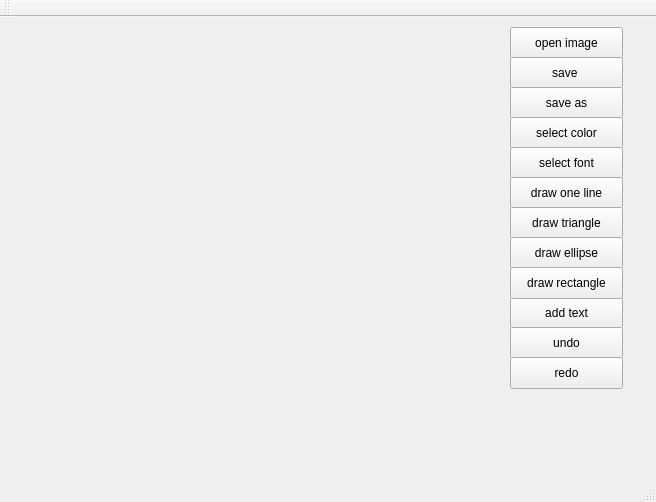
This is mainwindow.ui in LuxxxLucy/emopic03 as Qt 5 draws it before an edit. The edited form follows.
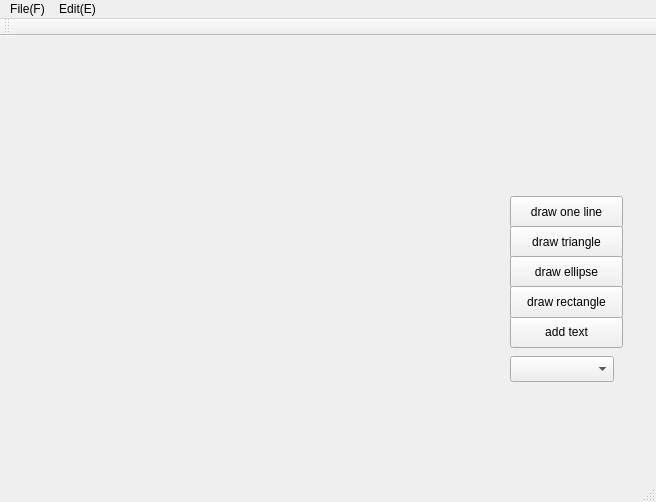
This is the edited form.

```diff
--- a/mainwindow.ui
+++ b/mainwindow.ui
@@ -17,71 +17,6 @@
    <string>MainWindow</string>
   </property>
   <widget class="QWidget" name="centralWidget">
-   <widget class="QPushButton" name="open_image_dialog">
-    <property name="geometry">
-     <rect>
-      <x>510</x>
-      <y>10</y>
-      <width>113</width>
-      <height>32</height>
-     </rect>
-    </property>
-    <property name="text">
-     <string>open image</string>
-    </property>
-   </widget>
-   <widget class="QPushButton" name="save">
-    <property name="geometry">
-     <rect>
-      <x>510</x>
-      <y>40</y>
-      <width>113</width>
-      <height>32</height>
-     </rect>
-    </property>
-    <property name="text">
-     <string>save </string>
-    </property>
-   </widget>
-   <widget class="QPushButton" name="save_a_new">
-    <property name="geometry">
-     <rect>
-      <x>510</x>
-      <y>70</y>
-      <width>113</width>
-      <height>32</height>
-     </rect>
-    </property>
-    <property name="text">
-     <string>save as</string>
-    </property>
-   </widget>
-   <widget class="QPushButton" name="color_select">
-    <property name="geometry">
-     <rect>
-      <x>510</x>
-      <y>100</y>
-      <width>113</width>
-      <height>32</height>
-     </rect>
-    </property>
-    <property name="text">
-     <string>select color</string>
-    </property>
-   </widget>
-   <widget class="QPushButton" name="font_select">
-    <property name="geometry">
-     <rect>
-      <x>510</x>
-      <y>130</y>
-      <width>113</width>
-      <height>32</height>
-     </rect>
-    </property>
-    <property name="text">
-     <string>select font</string>
-    </property>
-   </widget>
    <widget class="QPushButton" name="draw_line_button">
     <property name="geometry">
      <rect>
@@ -153,30 +88,14 @@
      <string>draw rectangle</string>
     </property>
    </widget>
-   <widget class="QPushButton" name="undo_button">
+   <widget class="QComboBox" name="brushStyle">
     <property name="geometry">
      <rect>
       <x>510</x>
-      <y>310</y>
-      <width>113</width>
-      <height>32</height>
+      <y>320</y>
+      <width>104</width>
+      <height>26</height>
      </rect>
-    </property>
-    <property name="text">
-     <string>undo</string>
-    </property>
-   </widget>
-   <widget class="QPushButton" name="redo_button">
-    <property name="geometry">
-     <rect>
-      <x>510</x>
-      <y>340</y>
-      <width>113</width>
-      <height>32</height>
-     </rect>
-    </property>
-    <property name="text">
-     <string>redo</string>
     </property>
    </widget>
   </widget>
@@ -189,6 +108,27 @@
      <height>22</height>
     </rect>
    </property>
+   <widget class="QMenu" name="menuFile">
+    <property name="title">
+     <string>File(F)</string>
+    </property>
+    <addaction name="actionOpen"/>
+    <addaction name="actionSave"/>
+    <addaction name="actionSave_as"/>
+   </widget>
+   <widget class="QMenu" name="menuEdit">
+    <property name="title">
+     <string>Edit(E)</string>
+    </property>
+    <addaction name="actionUndo"/>
+    <addaction name="actionRedo"/>
+    <addaction name="separator"/>
+    <addaction name="actionSelect_color"/>
+    <addaction name="actionSelect_brush_color"/>
+    <addaction name="actionSelect_font"/>
+   </widget>
+   <addaction name="menuFile"/>
+   <addaction name="menuEdit"/>
   </widget>
   <widget class="QToolBar" name="mainToolBar">
    <attribute name="toolBarArea">
```
Left out of the diff: 136 changed lines with no effect on the pictures.
